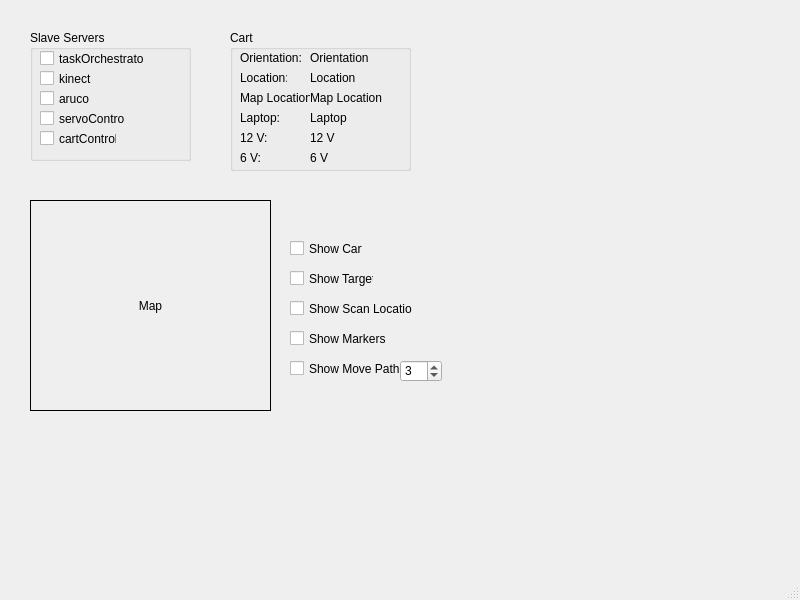
FNREnterprises/navManager, file gui.ui: the form before one commit.
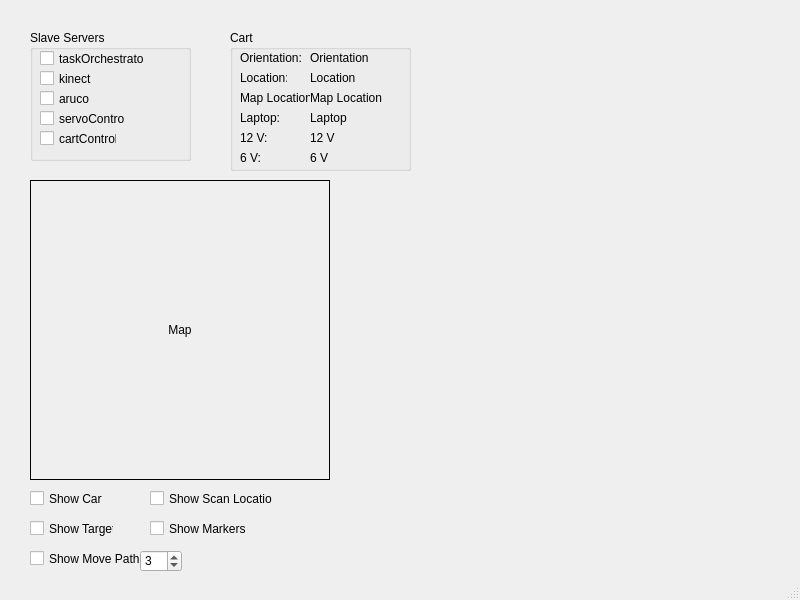
The form after the commit.

Patch:
```diff
--- a/gui.ui
+++ b/gui.ui
@@ -111,9 +111,9 @@
     <property name="geometry">
      <rect>
       <x>30</x>
-      <y>200</y>
-      <width>241</width>
-      <height>211</height>
+      <y>180</y>
+      <width>300</width>
+      <height>300</height>
      </rect>
     </property>
     <property name="frameShape">
@@ -285,8 +285,8 @@
    <widget class="QCheckBox" name="showCart">
     <property name="geometry">
      <rect>
-      <x>290</x>
-      <y>240</y>
+      <x>30</x>
+      <y>490</y>
       <width>73</width>
       <height>17</height>
      </rect>
@@ -298,8 +298,8 @@
    <widget class="QCheckBox" name="showTarget">
     <property name="geometry">
      <rect>
-      <x>290</x>
-      <y>270</y>
+      <x>30</x>
+      <y>520</y>
       <width>84</width>
       <height>17</height>
      </rect>
@@ -311,8 +311,8 @@
    <widget class="QCheckBox" name="showScanLocations">
     <property name="geometry">
      <rect>
-      <x>290</x>
-      <y>300</y>
+      <x>150</x>
+      <y>490</y>
       <width>123</width>
       <height>17</height>
      </rect>
@@ -324,8 +324,8 @@
    <widget class="QCheckBox" name="showMarkers">
     <property name="geometry">
      <rect>
-      <x>290</x>
-      <y>330</y>
+      <x>150</x>
+      <y>520</y>
       <width>123</width>
       <height>17</height>
      </rect>
@@ -337,8 +337,8 @@
    <widget class="QCheckBox" name="showMovePath">
     <property name="geometry">
      <rect>
-      <x>290</x>
-      <y>360</y>
+      <x>30</x>
+      <y>550</y>
       <width>123</width>
       <height>17</height>
      </rect>
@@ -350,8 +350,8 @@
    <widget class="QSpinBox" name="numMovements">
     <property name="geometry">
      <rect>
-      <x>400</x>
-      <y>360</y>
+      <x>140</x>
+      <y>550</y>
       <width>42</width>
       <height>22</height>
      </rect>
```
